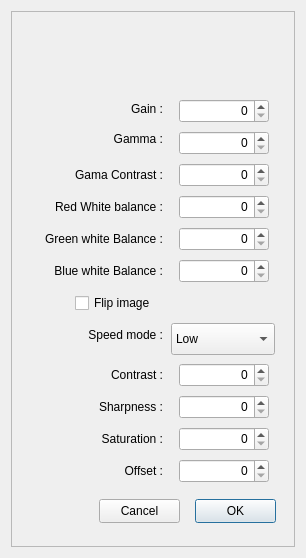
rpineau/SVBony, file SVBonyCamera.ui: the form before one commit.
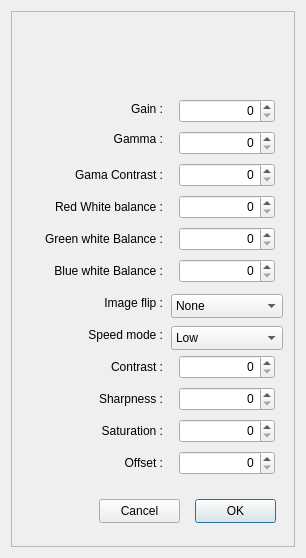
The form after the commit. Icons and pictures are not drawn. Custom widgets are drawn as their Qt base class.

Commit message: Read all data from camera to set the settings dialog control min,max and current value. Disbale if feature is no available on the camera.

Diff of the .ui file:
```diff
--- a/SVBonyCamera.ui
+++ b/SVBonyCamera.ui
@@ -135,7 +135,7 @@
        <rect>
         <x>168</x>
         <y>88</y>
-        <width>90</width>
+        <width>96</width>
         <height>24</height>
        </rect>
       </property>
@@ -148,7 +148,7 @@
        <rect>
         <x>168</x>
         <y>120</y>
-        <width>90</width>
+        <width>96</width>
         <height>24</height>
        </rect>
       </property>
@@ -161,7 +161,7 @@
        <rect>
         <x>168</x>
         <y>152</y>
-        <width>90</width>
+        <width>96</width>
         <height>24</height>
        </rect>
       </property>
@@ -174,7 +174,7 @@
        <rect>
         <x>168</x>
         <y>184</y>
-        <width>90</width>
+        <width>96</width>
         <height>24</height>
        </rect>
       </property>
@@ -187,7 +187,7 @@
        <rect>
         <x>168</x>
         <y>216</y>
-        <width>90</width>
+        <width>96</width>
         <height>24</height>
        </rect>
       </property>
@@ -216,7 +216,7 @@
        <rect>
         <x>168</x>
         <y>248</y>
-        <width>90</width>
+        <width>96</width>
         <height>24</height>
        </rect>
       </property>
@@ -250,26 +250,13 @@
        <string>Cancel</string>
       </property>
      </widget>
-     <widget class="QCheckBox" name="checkBox">
-      <property name="geometry">
-       <rect>
-        <x>64</x>
-        <y>280</y>
-        <width>86</width>
-        <height>24</height>
-       </rect>
-      </property>
-      <property name="text">
-       <string>Flip image</string>
-      </property>
-     </widget>
-     <widget class="QComboBox" name="comboBox">
+     <widget class="QComboBox" name="SpeedMode">
       <property name="geometry">
        <rect>
         <x>160</x>
-        <y>312</y>
-        <width>104</width>
-        <height>32</height>
+        <y>315</y>
+        <width>112</width>
+        <height>24</height>
        </rect>
       </property>
       <item>
@@ -292,7 +279,7 @@
       <property name="geometry">
        <rect>
         <x>32</x>
-        <y>352</y>
+        <y>344</y>
         <width>120</width>
         <height>24</height>
        </rect>
@@ -308,7 +295,7 @@
       <property name="geometry">
        <rect>
         <x>32</x>
-        <y>384</y>
+        <y>376</y>
         <width>120</width>
         <height>24</height>
        </rect>
@@ -324,8 +311,8 @@
       <property name="geometry">
        <rect>
         <x>168</x>
-        <y>352</y>
-        <width>90</width>
+        <y>344</y>
+        <width>96</width>
         <height>24</height>
        </rect>
       </property>
@@ -337,8 +324,8 @@
       <property name="geometry">
        <rect>
         <x>168</x>
-        <y>384</y>
-        <width>90</width>
+        <y>376</y>
+        <width>96</width>
         <height>24</height>
        </rect>
       </property>
@@ -350,7 +337,7 @@
       <property name="geometry">
        <rect>
         <x>32</x>
-        <y>416</y>
+        <y>408</y>
         <width>120</width>
         <height>24</height>
        </rect>
@@ -366,8 +353,8 @@
       <property name="geometry">
        <rect>
         <x>168</x>
-        <y>416</y>
-        <width>90</width>
+        <y>408</y>
+        <width>96</width>
         <height>24</height>
        </rect>
       </property>
@@ -379,7 +366,7 @@
       <property name="geometry">
        <rect>
         <x>32</x>
-        <y>448</y>
+        <y>440</y>
         <width>120</width>
         <height>24</height>
        </rect>
@@ -395,8 +382,8 @@
       <property name="geometry">
        <rect>
         <x>168</x>
-        <y>448</y>
-        <width>90</width>
+        <y>440</y>
+        <width>96</width>
         <height>24</height>
        </rect>
       </property>
@@ -426,6 +413,52 @@
        <string>SVBony.png</string>
       </property>
      </widget>
+     <widget class="QLabel" name="label_7">
+      <property name="geometry">
+       <rect>
+        <x>8</x>
+        <y>280</y>
+        <width>144</width>
+        <height>24</height>
+       </rect>
+      </property>
+      <property name="text">
+       <string>Image flip :</string>
+      </property>
+      <property name="alignment">
+       <set>Qt::AlignRight|Qt::AlignTrailing|Qt::AlignVCenter</set>
+      </property>
+     </widget>
+     <widget class="QComboBox" name="Flip">
+      <property name="geometry">
+       <rect>
+        <x>160</x>
+        <y>283</y>
+        <width>112</width>
+        <height>24</height>
+       </rect>
+      </property>
+      <item>
+       <property name="text">
+        <string>None</string>
+       </property>
+      </item>
+      <item>
+       <property name="text">
+        <string>Horizontal</string>
+       </property>
+      </item>
+      <item>
+       <property name="text">
+        <string>Vertical</string>
+       </property>
+      </item>
+      <item>
+       <property name="text">
+        <string>Both</string>
+       </property>
+      </item>
+     </widget>
     </widget>
    </item>
   </layout>
```
Left out of the diff: 20 changed lines with no effect on the pictures. The commit also changes 3 other files.
